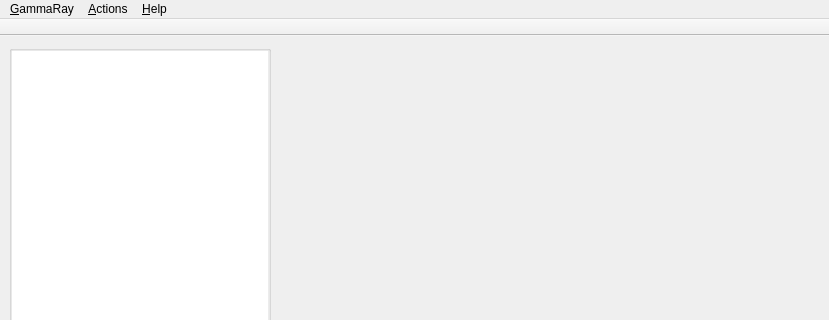
Qt form ui/mainwindow.ui (netrunner-debian-kde-extras/gammaray) before a commit; both pictures show x 0 to 829 and y 0 to 320 of the 829 by 600 pixel window.
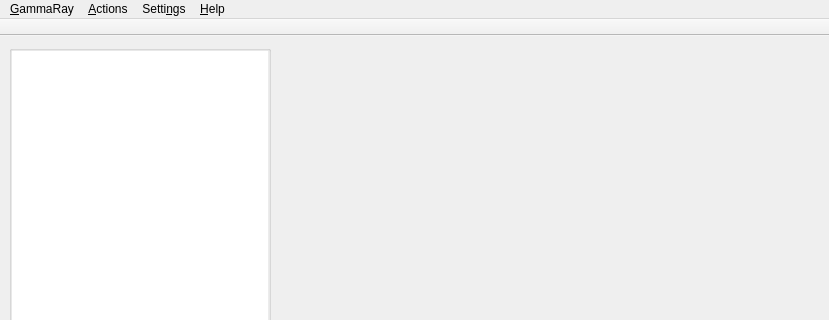
The same form after that commit. Icons and pictures are not drawn. Custom widgets are drawn as their Qt base class.

What changed in the file:
```diff
--- a/ui/mainwindow.ui
+++ b/ui/mainwindow.ui
@@ -98,7 +98,7 @@
      <x>0</x>
      <y>0</y>
      <width>829</width>
-     <height>21</height>
+     <height>29</height>
     </rect>
    </property>
    <widget class="QMenu" name="menu_GammaRay">
@@ -124,8 +124,14 @@
      <string>&amp;Actions</string>
     </property>
    </widget>
+   <widget class="QMenu" name="menuSettings">
+    <property name="title">
+     <string>Setti&amp;ngs</string>
+    </property>
+   </widget>
    <addaction name="menu_GammaRay"/>
    <addaction name="actionsMenu"/>
+   <addaction name="menuSettings"/>
    <addaction name="menu_Help"/>
   </widget>
   <widget class="QToolBar" name="mainToolBar">
```
Left out of the diff: 11 changed lines with no effect on the pictures.
